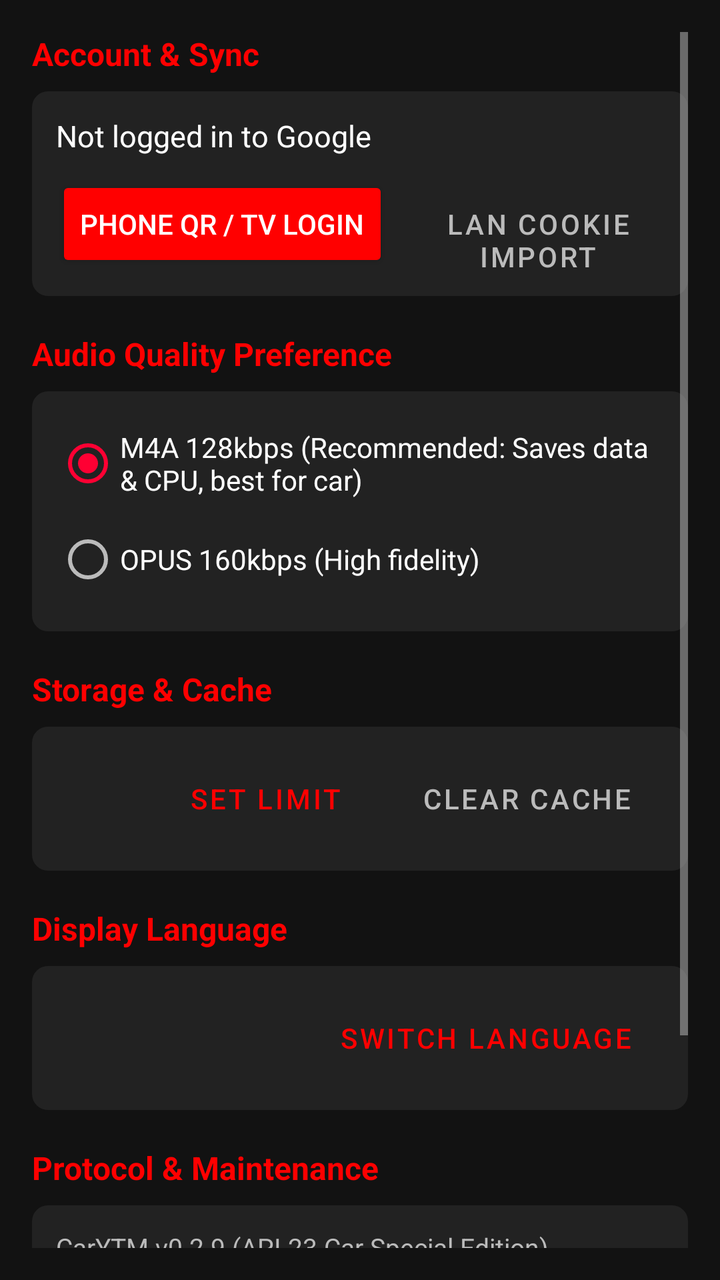
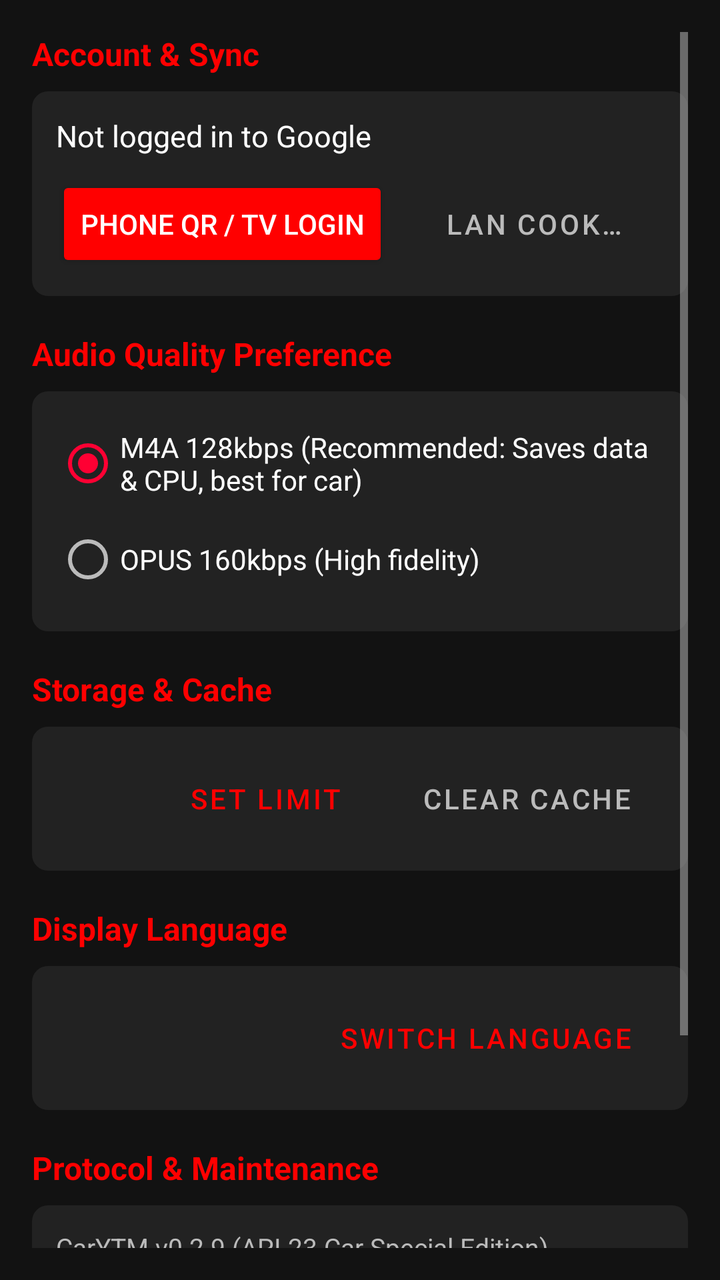

Screens rendered from an Android XML layout before and after an edit, with the pre-edit source and the edit as a unified diff.
<!-- AndroidManifest.xml: application theme Theme.CarYTM -->
<!-- res/layout/fragment_settings.xml -->
<?xml version="1.0" encoding="utf-8"?>
<ScrollView xmlns:android="http://schemas.android.com/apk/res/android"
    android:layout_width="match_parent"
    android:layout_height="match_parent"
    android:background="@color/background"
    android:padding="16dp">

    <LinearLayout
        android:layout_width="match_parent"
        android:layout_height="wrap_content"
        android:orientation="vertical">

        
        <TextView
            android:layout_width="wrap_content"
            android:layout_height="wrap_content"
            android:text="@string/settings_account_section"
            android:textColor="@color/primary"
            android:textSize="16sp"
            android:textStyle="bold" />

        <LinearLayout
            android:layout_width="match_parent"
            android:layout_height="wrap_content"
            android:layout_marginTop="8dp"
            android:background="@drawable/bg_card"
            android:orientation="vertical"
            android:padding="12dp">

            <TextView
                android:id="@+id/tv_settings_account"
                android:layout_width="wrap_content"
                android:layout_height="wrap_content"
                android:text="@string/not_logged_in"
                android:textColor="@color/text_primary"
                android:textSize="15sp" />

            <LinearLayout
                android:layout_width="match_parent"
                android:layout_height="wrap_content"
                android:layout_marginTop="10dp"
                android:orientation="horizontal">

                <Button
                    android:id="@+id/btn_settings_login"
                    android:layout_width="wrap_content"
                    android:layout_height="48dp"
                    android:backgroundTint="@color/primary"
                    android:text="@string/settings_login_btn"
                    android:textColor="@color/text_primary" />

                <Button
                    android:id="@+id/btn_settings_cookie"
                    style="@style/Widget.MaterialComponents.Button.OutlinedButton"
                    android:layout_width="wrap_content"
                    android:layout_height="48dp"
                    android:layout_marginStart="12dp"
                    android:text="@string/settings_cookie_btn"
                    android:textColor="@color/text_secondary" />

                <Button
                    android:id="@+id/btn_settings_refresh_token"
                    style="@style/Widget.MaterialComponents.Button.OutlinedButton"
                    android:layout_width="wrap_content"
                    android:layout_height="48dp"
                    android:layout_marginStart="12dp"
                    android:text="@string/settings_btn_refresh_token"
                    android:textColor="@color/text_secondary"
                    android:visibility="gone" />

                <Button
                    android:id="@+id/btn_settings_logout"
                    style="@style/Widget.MaterialComponents.Button.TextButton"
                    android:layout_width="wrap_content"
                    android:layout_height="48dp"
                    android:layout_marginStart="12dp"
                    android:text="@string/settings_logout"
                    android:textColor="@color/primary_light"
                    android:visibility="gone" />
            </LinearLayout>
        </LinearLayout>

        
        <TextView
            android:layout_width="wrap_content"
            android:layout_height="wrap_content"
            android:layout_marginTop="18dp"
            android:text="@string/settings_audio_quality"
            android:textColor="@color/primary"
            android:textSize="16sp"
            android:textStyle="bold" />

        <LinearLayout
            android:layout_width="match_parent"
            android:layout_height="wrap_content"
            android:layout_marginTop="8dp"
            android:background="@drawable/bg_card"
            android:orientation="vertical"
            android:padding="12dp">

            <RadioGroup
                android:id="@+id/rg_audio_quality"
                android:layout_width="match_parent"
                android:layout_height="wrap_content">

                <RadioButton
                    android:id="@+id/rb_quality_m4a"
                    android:layout_width="match_parent"
                    android:layout_height="wrap_content"
                    android:checked="true"
                    android:text="@string/settings_audio_quality_m4a"
                    android:textColor="@color/text_primary" />

                <RadioButton
                    android:id="@+id/rb_quality_opus"
                    android:layout_width="match_parent"
                    android:layout_height="wrap_content"
                    android:text="@string/settings_audio_quality_opus"
                    android:textColor="@color/text_primary" />
            </RadioGroup>
        </LinearLayout>

        
        <TextView
            android:layout_width="wrap_content"
            android:layout_height="wrap_content"
            android:layout_marginTop="18dp"
            android:text="@string/settings_cache"
            android:textColor="@color/primary"
            android:textSize="16sp"
            android:textStyle="bold" />

        <LinearLayout
            android:layout_width="match_parent"
            android:layout_height="wrap_content"
            android:layout_marginTop="8dp"
            android:background="@drawable/bg_card"
            android:orientation="horizontal"
            android:gravity="center_vertical"
            android:padding="12dp">

            <TextView
                android:id="@+id/tv_cache_size"
                android:layout_width="0dp"
                android:layout_height="wrap_content"
                android:layout_weight="1"
                android:textColor="@color/text_primary"
                android:textSize="14sp" />

            <Button
                android:id="@+id/btn_set_cache_size"
                style="@style/Widget.MaterialComponents.Button.OutlinedButton"
                android:layout_width="wrap_content"
                android:layout_height="48dp"
                android:text="@string/settings_btn_adjust_limit"
                android:textColor="@color/primary" />

            <Button
                android:id="@+id/btn_clear_cache"
                style="@style/Widget.MaterialComponents.Button.OutlinedButton"
                android:layout_width="wrap_content"
                android:layout_height="48dp"
                android:layout_marginStart="8dp"
                android:text="@string/settings_btn_clear_cache"
                android:textColor="@color/text_secondary" />
        </LinearLayout>

        
        <TextView
            android:layout_width="wrap_content"
            android:layout_height="wrap_content"
            android:layout_marginTop="18dp"
            android:text="@string/settings_language_section"
            android:textColor="@color/primary"
            android:textSize="16sp"
            android:textStyle="bold" />

        <LinearLayout
            android:layout_width="match_parent"
            android:layout_height="wrap_content"
            android:layout_marginTop="8dp"
            android:background="@drawable/bg_card"
            android:orientation="horizontal"
            android:gravity="center_vertical"
            android:padding="12dp">

            <TextView
                android:id="@+id/tv_settings_language"
                android:layout_width="0dp"
                android:layout_height="wrap_content"
                android:layout_weight="1"
                android:textColor="@color/text_primary"
                android:textSize="14sp" />

            <Button
                android:id="@+id/btn_settings_language"
                style="@style/Widget.MaterialComponents.Button.OutlinedButton"
                android:layout_width="wrap_content"
                android:layout_height="48dp"
                android:text="@string/settings_btn_switch_language"
                android:textColor="@color/primary" />
        </LinearLayout>

        
        <TextView
            android:layout_width="wrap_content"
            android:layout_height="wrap_content"
            android:layout_marginTop="18dp"
            android:text="@string/settings_maintenance_section"
            android:textColor="@color/primary"
            android:textSize="16sp"
            android:textStyle="bold" />

        <LinearLayout
            android:layout_width="match_parent"
            android:layout_height="wrap_content"
            android:layout_marginTop="8dp"
            android:background="@drawable/bg_card"
            android:orientation="vertical"
            android:padding="12dp">

            <TextView
                android:id="@+id/tv_settings_version"
                android:layout_width="wrap_content"
                android:layout_height="wrap_content"
                android:text="@string/settings_version_info"
                android:textColor="@color/text_secondary"
                android:textSize="13sp" />

            <TextView
                android:layout_width="wrap_content"
                android:layout_height="wrap_content"
                android:layout_marginTop="6dp"
                android:text="@string/settings_protocol_desc"
                android:textColor="@color/text_muted"
                android:textSize="12sp"
                android:lineSpacingExtra="3dp" />

            <Button
                android:id="@+id/btn_settings_check_update"
                style="@style/Widget.MaterialComponents.Button.OutlinedButton"
                android:layout_width="wrap_content"
                android:layout_height="wrap_content"
                android:layout_marginTop="10dp"
                android:text="@string/settings_check_update"
                android:textColor="@color/primary" />
        </LinearLayout>

    </LinearLayout>
</ScrollView>
<!-- resources referenced by this layout -->
<resources>
  <color name="background">#121212</color>
  <color name="primary">#FF0000</color>
  <color name="primary_light">#FF4D4D</color>
  <color name="text_muted">#777777</color>
  <color name="text_primary">#FFFFFF</color>
  <color name="text_secondary">#BBBBBB</color>
  <!-- drawable bg_card (drawable) -->
  <?xml version="1.0" encoding="utf-8"?>
  <shape xmlns:android="http://schemas.android.com/apk/res/android"
      android:shape="rectangle">
      <solid android:color="@color/surface_card" />
      <corners android:radius="8dp" />
  </shape>
  <string name="not_logged_in">Not logged in to Google</string>
  <string name="settings_account_section">Account &amp; Sync</string>
  <string name="settings_audio_quality">Audio Quality Preference</string>
  <string name="settings_audio_quality_m4a">M4A 128kbps (Recommended: Saves data &amp; CPU, best for car)</string>
  <string name="settings_audio_quality_opus">OPUS 160kbps (High fidelity)</string>
  <string name="settings_btn_adjust_limit">Set Limit</string>
  <string name="settings_btn_clear_cache">Clear Cache</string>
  <string name="settings_btn_refresh_token">Refresh Token</string>
  <string name="settings_btn_switch_language">Switch Language</string>
  <string name="settings_cache">Storage &amp; Cache</string>
  <string name="settings_check_update">Check for Updates</string>
  <string name="settings_cookie_btn">LAN Cookie Import</string>
  <string name="settings_language_section">Display Language</string>
  <string name="settings_login_btn">Phone QR / TV Login</string>
  <string name="settings_logout">Sign Out</string>
  <string name="settings_maintenance_section">Protocol &amp; Maintenance</string>
  <string name="settings_protocol_desc">This app decouples the NewPipeExtractor protocol engine. When YouTube updates its anti-scraping rules, simply update the version number in GitHub and commit; Actions will build a patched APK in 3 minutes.</string>
  <string name="settings_version_info">CarYTM v0.2.9 (API 23 Car Special Edition)</string>
  <style name="Theme.CarYTM" parent="Theme.MaterialComponents.NoActionBar">
          <item name="colorPrimary">@color/primary</item>
          <item name="colorPrimaryDark">@color/primary_dark</item>
          <item name="colorAccent">@color/accent</item>
          <item name="android:windowBackground">@color/background</item>
          <item name="android:textColorPrimary">@color/text_primary</item>
          <item name="android:textColorSecondary">@color/text_secondary</item>
          <item name="android:windowNoTitle">true</item>
          <item name="android:windowActionBar">false</item>
      </style>
  <color name="surface_card">#222222</color>
  <color name="primary_dark">#CC0000</color>
  <color name="accent">#FF0033</color>
</resources>

<!-- the commit's change to res/layout/fragment_settings.xml (unified diff, before → after) -->
@@ -46,6 +46,8 @@
                     android:layout_width="wrap_content"
                     android:layout_height="48dp"
                     android:backgroundTint="@color/primary"
+                    android:singleLine="true"
+                    android:maxLines="1"
                     android:text="@string/settings_login_btn"
                     android:textColor="@color/text_primary" />
 
@@ -55,6 +57,8 @@
                     android:layout_width="wrap_content"
                     android:layout_height="48dp"
                     android:layout_marginStart="12dp"
+                    android:singleLine="true"
+                    android:maxLines="1"
                     android:text="@string/settings_cookie_btn"
                     android:textColor="@color/text_secondary" />
 
@@ -63,7 +67,8 @@
                     style="@style/Widget.MaterialComponents.Button.OutlinedButton"
                     android:layout_width="wrap_content"
                     android:layout_height="48dp"
-                    android:layout_marginStart="12dp"
+                    android:singleLine="true"
+                    android:maxLines="1"
                     android:text="@string/settings_btn_refresh_token"
                     android:textColor="@color/text_secondary"
                     android:visibility="gone" />
@@ -74,6 +79,8 @@
                     android:layout_width="wrap_content"
                     android:layout_height="48dp"
                     android:layout_marginStart="12dp"
+                    android:singleLine="true"
+                    android:maxLines="1"
                     android:text="@string/settings_logout"
                     android:textColor="@color/primary_light"
                     android:visibility="gone" />
